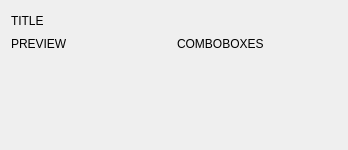
This is src/modules/ui/nodegraphicsitem/nodegraphicsitem_widget_layout.ui in michimussato/pypelyne2 as Qt 5 draws it before an edit. The edited form follows.
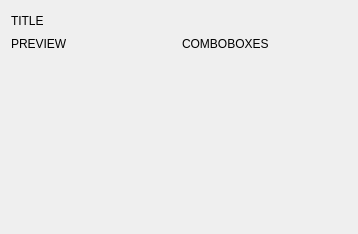
This is the edited form.

Commit message: node layout reworked

What changed in the file:
```diff
--- a/src/modules/ui/nodegraphicsitem/nodegraphicsitem_widget_layout.ui
+++ b/src/modules/ui/nodegraphicsitem/nodegraphicsitem_widget_layout.ui
@@ -6,8 +6,8 @@
    <rect>
     <x>0</x>
     <y>0</y>
-    <width>348</width>
-    <height>150</height>
+    <width>358</width>
+    <height>234</height>
    </rect>
   </property>
   <property name="windowTitle">
```
The commit also changes 4 other files.
